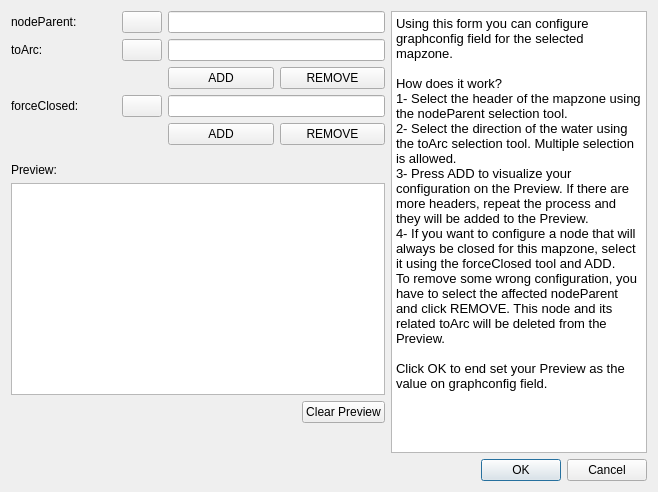
Above: core/ui/toolbars/utilities/mapzone_config.ui from Giswater/giswater_qgis_plugin before the change. Below: the same form after it.
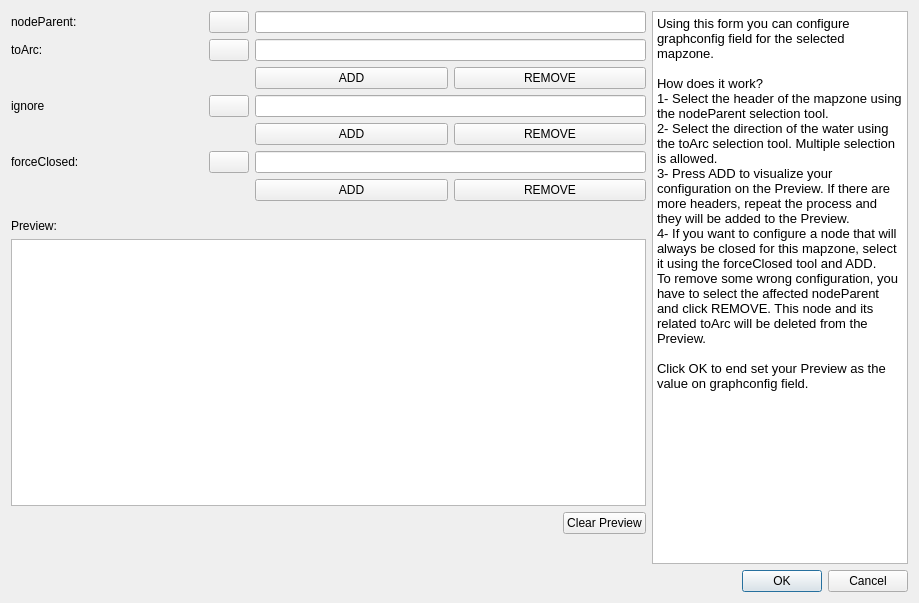
That is the form after the change.

Commit message: feat(mapzone_manager): add 'ignore' to mapzone config

Diff of the .ui file:
```diff
--- a/core/ui/toolbars/utilities/mapzone_config.ui
+++ b/core/ui/toolbars/utilities/mapzone_config.ui
@@ -6,8 +6,8 @@
    <rect>
     <x>0</x>
     <y>0</y>
-    <width>658</width>
-    <height>492</height>
+    <width>919</width>
+    <height>603</height>
    </rect>
   </property>
   <property name="windowTitle">
@@ -47,6 +47,27 @@
    </item>
    <item row="0" column="0" colspan="3">
     <layout class="QGridLayout" name="gridLayout_2">
+     <item row="5" column="2" colspan="2">
+      <widget class="QLineEdit" name="txt_forceClosed">
+       <property name="readOnly">
+        <bool>true</bool>
+       </property>
+      </widget>
+     </item>
+     <item row="2" column="2">
+      <widget class="QPushButton" name="btn_add_nodeParent">
+       <property name="text">
+        <string>ADD</string>
+       </property>
+      </widget>
+     </item>
+     <item row="3" column="2" colspan="2">
+      <widget class="QLineEdit" name="txt_ignore">
+       <property name="readOnly">
+        <bool>true</bool>
+       </property>
+      </widget>
+     </item>
      <item row="0" column="0">
       <widget class="QLabel" name="lbl_nodeParent">
        <property name="text">
@@ -54,13 +75,40 @@
        </property>
       </widget>
      </item>
-     <item row="3" column="2" colspan="2">
-      <widget class="QLineEdit" name="txt_forceClosed">
+     <item row="1" column="2" colspan="2">
+      <widget class="QLineEdit" name="txt_toArc">
        <property name="readOnly">
         <bool>true</bool>
        </property>
       </widget>
      </item>
+     <item row="3" column="0">
+      <widget class="QLabel" name="lbl_ignore">
+       <property name="text">
+        <string>ignore</string>
+       </property>
+      </widget>
+     </item>
+     <item row="5" column="1">
+      <widget class="QPushButton" name="btn_snapping_forceClosed">
+       <property name="sizePolicy">
+        <sizepolicy hsizetype="Fixed" vsizetype="Fixed">
+         <horstretch>0</horstretch>
+         <verstretch>0</verstretch>
+        </sizepolicy>
+       </property>
+       <property name="text">
+        <string/>
+       </property>
+      </widget>
+     </item>
+     <item row="6" column="2">
+      <widget class="QPushButton" name="btn_add_forceClosed">
+       <property name="text">
+        <string>ADD</string>
+       </property>
+      </widget>
+     </item>
      <item row="1" column="1">
       <widget class="QPushButton" name="btn_snapping_toArc">
        <property name="sizePolicy">
@@ -81,17 +129,17 @@
        </property>
       </widget>
      </item>
-     <item row="1" column="2" colspan="2">
-      <widget class="QLineEdit" name="txt_toArc">
-       <property name="readOnly">
-        <bool>true</bool>
+     <item row="2" column="3">
+      <widget class="QPushButton" name="btn_remove_nodeParent">
+       <property name="text">
+        <string>REMOVE</string>
        </property>
       </widget>
      </item>
-     <item row="1" column="0">
-      <widget class="QLabel" name="lbl_toArc">
+     <item row="6" column="3">
+      <widget class="QPushButton" name="btn_remove_forceClosed">
        <property name="text">
-        <string>toArc:</string>
+        <string>REMOVE</string>
        </property>
       </widget>
      </item>
@@ -108,15 +156,22 @@
        </property>
       </widget>
      </item>
-     <item row="3" column="0">
+     <item row="5" column="0">
       <widget class="QLabel" name="lbl_forceClosed">
        <property name="text">
         <string>forceClosed:</string>
        </property>
       </widget>
      </item>
+     <item row="1" column="0">
+      <widget class="QLabel" name="lbl_toArc">
+       <property name="text">
+        <string>toArc:</string>
+       </property>
+      </widget>
+     </item>
      <item row="3" column="1">
-      <widget class="QPushButton" name="btn_snapping_forceClosed">
+      <widget class="QPushButton" name="btn_snapping_ignore">
        <property name="sizePolicy">
         <sizepolicy hsizetype="Fixed" vsizetype="Fixed">
          <horstretch>0</horstretch>
@@ -128,34 +183,20 @@
        </property>
       </widget>
      </item>
-     <item row="2" column="3">
-      <widget class="QPushButton" name="btn_remove_nodeParent">
-       <property name="text">
-        <string>REMOVE</string>
-       </property>
-      </widget>
-     </item>
-     <item row="2" column="2">
-      <widget class="QPushButton" name="btn_add_nodeParent">
-       <property name="text">
-        <string>ADD</string>
-       </property>
-      </widget>
-     </item>
-     <item row="4" column="3">
-      <widget class="QPushButton" name="btn_remove_forceClosed">
-       <property name="text">
-        <string>REMOVE</string>
-       </property>
-      </widget>
-     </item>
      <item row="4" column="2">
-      <widget class="QPushButton" name="btn_add_forceClosed">
+      <widget class="QPushButton" name="btn_add_ignore">
        <property name="text">
         <string>ADD</string>
        </property>
       </widget>
      </item>
+     <item row="4" column="3">
+      <widget class="QPushButton" name="btn_remove_ignore">
+       <property name="text">
+        <string>REMOVE</string>
+       </property>
+      </widget>
+     </item>
     </layout>
    </item>
    <item row="3" column="0" colspan="3">
@@ -200,6 +241,13 @@
      </item>
     </layout>
    </item>
+   <item row="9" column="0" colspan="3">
+    <layout class="QGridLayout" name="lyt_buttons">
+     <property name="topMargin">
+      <number>0</number>
+     </property>
+    </layout>
+   </item>
    <item row="0" column="3" rowspan="9">
     <widget class="QTextEdit" name="txt_infolog">
      <property name="sizePolicy">
@@ -215,7 +263,7 @@
       <string>&lt;!DOCTYPE HTML PUBLIC &quot;-//W3C//DTD HTML 4.0//EN&quot; &quot;http://www.w3.org/TR/REC-html40/strict.dtd&quot;&gt;
 &lt;html&gt;&lt;head&gt;&lt;meta name=&quot;qrichtext&quot; content=&quot;1&quot; /&gt;&lt;style type=&quot;text/css&quot;&gt;
 p, li { white-space: pre-wrap; }
-&lt;/style&gt;&lt;/head&gt;&lt;body style=&quot; font-family:'MS Shell Dlg 2'; font-size:8.25pt; font-weight:400; font-style:normal;&quot;&gt;
+&lt;/style&gt;&lt;/head&gt;&lt;body style=&quot; font-family:'MS Shell Dlg 2'; font-size:7.8pt; font-weight:400; font-style:normal;&quot;&gt;
 &lt;p style=&quot; margin-top:0px; margin-bottom:0px; margin-left:0px; margin-right:0px; -qt-block-indent:0; text-indent:0px;&quot;&gt;&lt;span style=&quot; font-size:9.75pt;&quot;&gt;Using this form you can configure graphconfig field for the selected mapzone. &lt;/span&gt;&lt;/p&gt;
 &lt;p style=&quot;-qt-paragraph-type:empty; margin-top:0px; margin-bottom:0px; margin-left:0px; margin-right:0px; -qt-block-indent:0; text-indent:0px; font-size:9.75pt;&quot;&gt;&lt;br /&gt;&lt;/p&gt;
 &lt;p style=&quot; margin-top:0px; margin-bottom:0px; margin-left:0px; margin-right:0px; -qt-block-indent:0; text-indent:0px;&quot;&gt;&lt;span style=&quot; font-size:9.75pt;&quot;&gt;How does it work?&lt;/span&gt;&lt;/p&gt;
```
The commit also changes 1 other file.
